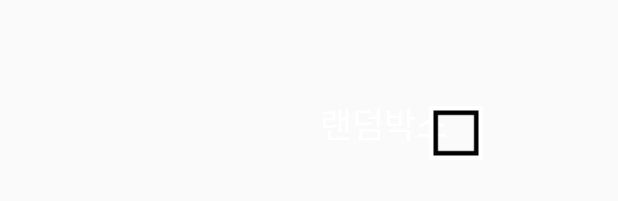
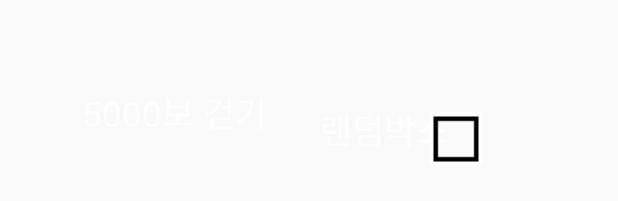
Before and after one commit to sujin9/ZARAZARA, an Android app: the layout fragment_mission2.xml on its own in the app's theme, with its tools: preview values and no code run, on a phone screen of 412 x 824 dp. Shown: the part 169-370 px from the top of the screen. Run offline under Robolectric (Android 15) with nearby library versions, the phone set to English and light mode, and no system bars.

```diff
--- a/app/src/main/java/com/example/zarazara/MissionFragment2.java
+++ b/app/src/main/java/com/example/zarazara/MissionFragment2.java
@@ -73,8 +73,6 @@ public class MissionFragment2 extends Fragment {
         }
 
         if (walkTotal >= TotalStep) {
-            walkText.setText(walkText1);
-
             checkBoxX2.setVisibility(View.INVISIBLE);
             checkBoxO2.setVisibility(View.VISIBLE);
 
@@ -101,6 +99,8 @@ public class MissionFragment2 extends Fragment {
             editor.putString("walkText", walkText1);
             editor.apply();
 
+            walkText.setText(walkText1);
+
             checkBoxO2.setVisibility(View.INVISIBLE);
             checkBoxX2.setVisibility(View.VISIBLE);
 
--- a/app/src/main/res/layout/fragment_mission2.xml
+++ b/app/src/main/res/layout/fragment_mission2.xml
@@ -15,6 +15,7 @@
         android:layout_marginTop="170dp"
         android:fontFamily="@font/dunggeunmo"
         android:gravity="center"
+        android:text="5000보 걷기"
         android:textSize="23dp"
         android:textColor="@color/white"
         android:translationX="-90dp"/>
```
